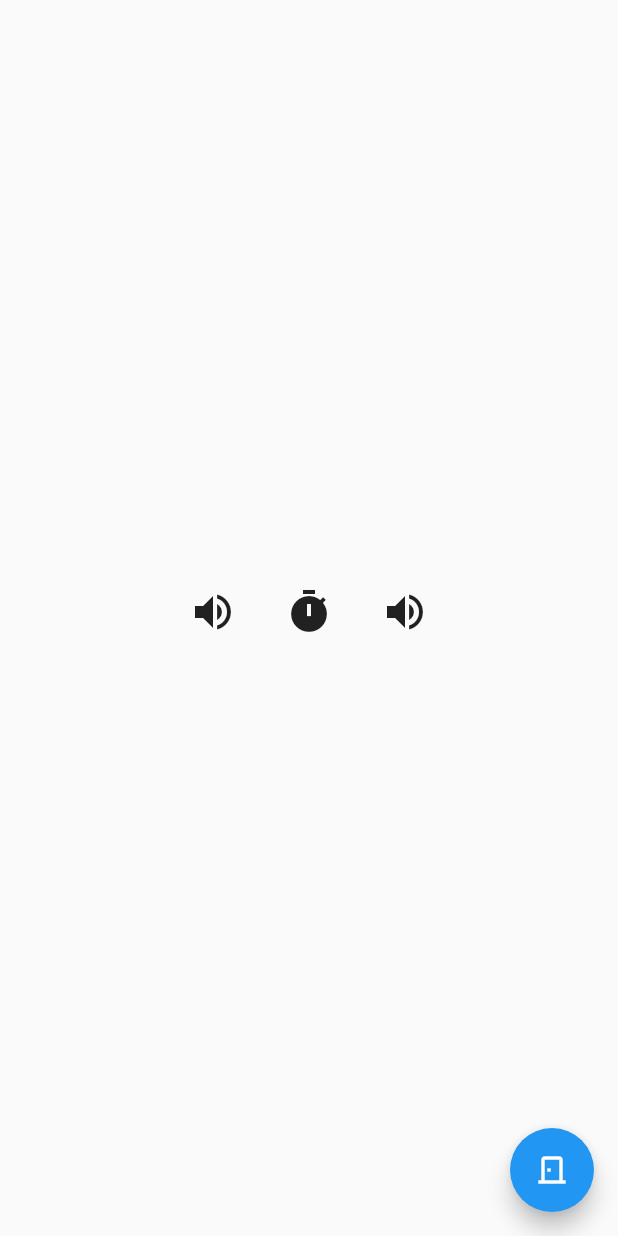
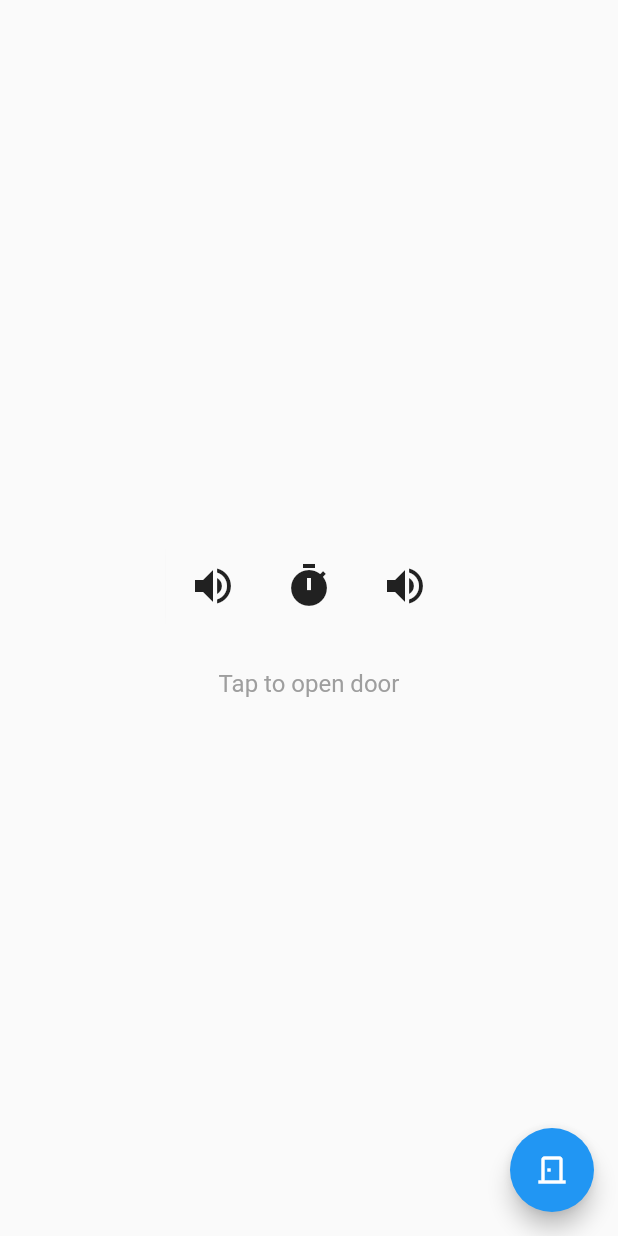
Before and after one commit to Marc-R2/esp_doorbuzzer_app, a Flutter app: the screen it shows after launch, on a phone screen of 412 x 824 dp. Run offline on Flutter 3.47's test engine with Material 2 defaults, Android fonts, the phone set to English and light mode, and no system bars; our stand-ins replace local_auth; missing offline and left inert: com_flutter_client; network calls fail.

Commit message:
feat(android): add biometric permission and authentication for door opening
Added the `android.permission.USE_BIOMETRIC` permission to
`AndroidManifest.xml` and implemented local authentication using the
`local_auth` package in `esp_controller.dart` to confirm door opening.
Updated UI in `open_info.dart` to display "Tap to open door" message.

[skip ci]

```diff
--- a/lib/open_info.dart
+++ b/lib/open_info.dart
@@ -35,7 +35,10 @@ class OpenInfo extends StatelessWidget {
                 if (state == BuzzerState.idle) esp.openDoor();
               },
               child: Center(
-                child: SizedBox(
+                child: Column(
+                  mainAxisSize: MainAxisSize.min,
+                  children: [
+                    SizedBox(
                       height: size + size / 8,
                       width: size * 3,
                       child: Stack(
@@ -100,6 +103,16 @@ class OpenInfo extends StatelessWidget {
                         ],
                       ),
                     ),
+                    const SizedBox(height: 16),
+                    const Text(
+                      'Tap to open door',
+                      style: TextStyle(
+                        fontSize: 16,
+                        color: Colors.grey,
+                      ),
+                    ),
+                  ],
+                ),
               ),
             ),
           );
--- a/pubspec.yaml
+++ b/pubspec.yaml
@@ -19,6 +19,7 @@ dependencies:
 
   cupertino_icons: ^1.0.2
   http: ^0.13.5
+  local_auth: ^2.1.6
 
 dev_dependencies:
   flutter_test:
```
Also changed, not shown: lib/esp_controller.dart (+29 -2 lines), 4 other files. Lines whose indentation alone changed are shown as unchanged.
